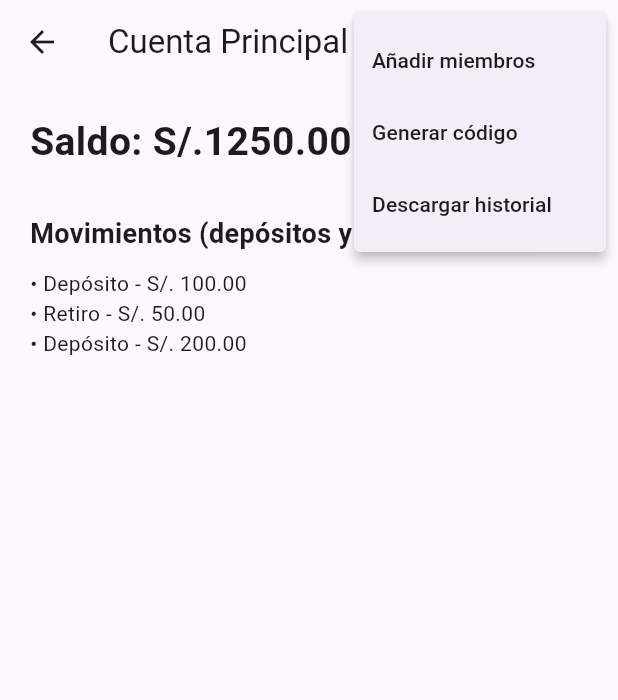
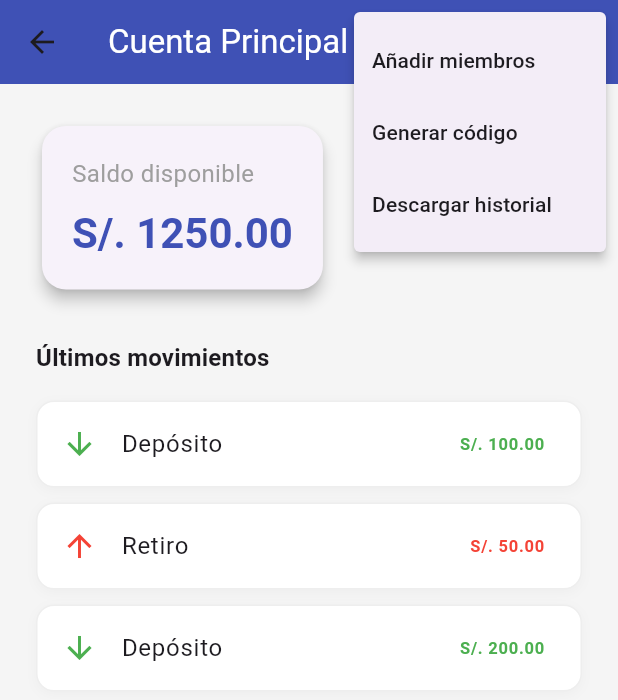
Before and after one commit to JesusCondor16/TallerMovilG2-Front, a Flutter app: the CuentaDuenoPage screen opened directly with sample values from the repository, after a tap on the "more vert" icon, on a phone screen of 412 x 824 dp. Shown: the top 700 px of the screen. Run offline on Flutter 3.47's test engine with Material 3 defaults, Android fonts, the phone set to English and light mode, and no system bars; our stand-ins replace lucide_icons, shared_preferences; accounts and stored records are empty.

Commit message:
Mejorando pantallas de deposito y retiro

```diff
--- a/lib/views/cuenta_dueno_page.dart
+++ b/lib/views/cuenta_dueno_page.dart
@@ -6,61 +6,138 @@ class CuentaDuenoPage extends StatelessWidget {
 
   const CuentaDuenoPage({super.key, required this.account});
 
+  static const _menuAnadir = 'añadir';
+  static const _menuCodigo = 'codigo';
+  static const _menuHistorial = 'historial';
+
+  void _handleMenuSelection(BuildContext context, String value) {
+    switch (value) {
+      case _menuAnadir:
+      _showMessage(context, 'Añadir miembros');
+      break;
+      case _menuCodigo:
+        _showMessage(context, 'Código generado');
+        break;
+      case _menuHistorial:
+        _showMessage(context, 'Descargando historial');
+        break;
+    }
+  }
+
+  void _showMessage(BuildContext context, String message) {
+    ScaffoldMessenger.of(context).showSnackBar(
+      SnackBar(content: Text(message)),
+    );
+  }
+
   @override
   Widget build(BuildContext context) {
+    final theme = Theme.of(context);
+
     return Scaffold(
       appBar: AppBar(
-        title: Text(account.name),
+        title: Text(
+          account.name,
+          style: theme.textTheme.titleLarge?.copyWith(color: Colors.white),
+        ),
+        backgroundColor: Colors.indigo,
+        elevation: 0,
         actions: [
           PopupMenuButton<String>(
             icon: const Icon(Icons.more_vert),
-            onSelected: (value) {
-              switch (value) {
-                case 'añadir':
-                // Acción para añadir miembros
-                  ScaffoldMessenger.of(context).showSnackBar(
-                      const SnackBar(content: Text('Añadir miembros')));
-                  break;
-                case 'codigo':
-                // Acción para generar código
-                  ScaffoldMessenger.of(context).showSnackBar(
-                      const SnackBar(content: Text('Código generado')));
-                  break;
-                case 'historial':
-                // Acción para descargar historial
-                  ScaffoldMessenger.of(context).showSnackBar(
-                      const SnackBar(content: Text('Descargando historial')));
-                  break;
-              }
-            },
-            itemBuilder: (context) => [
-              const PopupMenuItem(value: 'añadir', child: Text('Añadir miembros')),
-              const PopupMenuItem(value: 'codigo', child: Text('Generar código')),
-              const PopupMenuItem(value: 'historial', child: Text('Descargar historial')),
+            onSelected: (value) => _handleMenuSelection(context, value),
+            itemBuilder: (context) => const [
+              PopupMenuItem(value: _menuAnadir, child: Text('Añadir miembros')),
+              PopupMenuItem(value: _menuCodigo, child: Text('Generar código')),
+              PopupMenuItem(value: _menuHistorial, child: Text('Descargar historial')),
             ],
           ),
         ],
       ),
-      body: Padding(
+      body: Container(
+        color: Colors.grey[100],
+        width: double.infinity,
+        child: Padding(
+          padding: const EdgeInsets.all(24),
+          child: Column(
+            crossAxisAlignment: CrossAxisAlignment.start,
+            children: [
+              // Tarjeta de saldo
+              Card(
+                shape: RoundedRectangleBorder(borderRadius: BorderRadius.circular(16)),
+                elevation: 4,
+                child: Padding(
                   padding: const EdgeInsets.all(20),
                   child: Column(
                     crossAxisAlignment: CrossAxisAlignment.start,
                     children: [
+                      const Text(
+                        'Saldo disponible',
+                        style: TextStyle(
+                          fontSize: 16,
+                          color: Colors.grey,
+                        ),
+                      ),
+                      const SizedBox(height: 10),
                       Text(
-              'Saldo: S/.${account.balance.toStringAsFixed(2)}',
-              style: const TextStyle(fontSize: 26, fontWeight: FontWeight.bold),
+                        'S/. ${account.balance.toStringAsFixed(2)}',
+                        style: theme.textTheme.headlineMedium?.copyWith(
+                          fontWeight: FontWeight.bold,
+                          color: Colors.indigo,
+                        ),
+                      ),
+                    ],
+                  ),
+                ),
               ),
               const SizedBox(height: 30),
-            const Text(
-              'Movimientos (depósitos y retiros):',
-              style: TextStyle(fontSize: 18, fontWeight: FontWeight.bold),
+
+              // Título movimientos
+              Text(
+                'Últimos movimientos',
+                style: theme.textTheme.titleMedium?.copyWith(fontWeight: FontWeight.w600),
               ),
+              const SizedBox(height: 16),
+
+              // Lista simulada de movimientos
+              _buildMovimientoItem('Depósito', 100.00, Colors.green),
               const SizedBox(height: 10),
-            // Aquí puedes usar un ListView.builder si tienes movimientos reales
-            const Text('• Depósito - S/. 100.00'),
-            const Text('• Retiro - S/. 50.00'),
-            const Text('• Depósito - S/. 200.00'),
+              _buildMovimientoItem('Retiro', 50.00, Colors.red),
+              const SizedBox(height: 10),
+              _buildMovimientoItem('Depósito', 200.00, Colors.green),
             ],
+          ),
+        ),
+      ),
+    );
+  }
+
+  Widget _buildMovimientoItem(String tipo, double monto, Color color) {
+    return Container(
+      decoration: BoxDecoration(
+        color: Colors.white,
+        borderRadius: BorderRadius.circular(12),
+        border: Border.all(color: Colors.grey.shade200),
+        boxShadow: [
+          BoxShadow(
+            color: Colors.grey.shade200,
+            blurRadius: 6,
+            offset: const Offset(0, 2),
+          )
+        ],
+      ),
+      child: ListTile(
+        leading: Icon(
+          tipo == 'Depósito' ? Icons.arrow_downward : Icons.arrow_upward,
+          color: color,
+        ),
+        title: Text(tipo),
+        trailing: Text(
+          'S/. ${monto.toStringAsFixed(2)}',
+          style: TextStyle(
+            fontWeight: FontWeight.bold,
+            color: color,
+          ),
         ),
       ),
     );
```
Also changed, not shown: lib/views/cuenta_miembro_page.dart (+80 -10 lines). Lines whose indentation alone changed are shown as unchanged.
